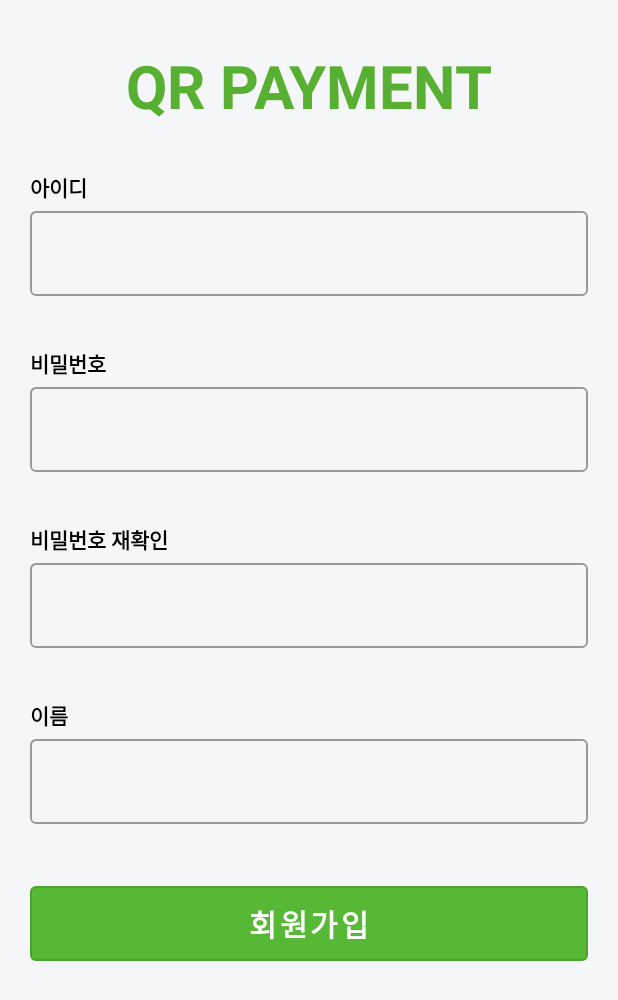
After one commit to qr-payment/offline_qr_payment, an Android app: the fragment SignupFragment placed in its activity, on a phone screen of 412 x 824 dp. The commit adds this screen. Shown: the top 1000 px of the screen. Run offline under Robolectric (Android 15) with nearby library versions, the phone set to English and light mode, and no system bars; our stand-ins replace data binding.

Commit message:
add : 회원가입 폼 xml

```diff
--- a/src/user_client/app/src/main/java/com/payment/ui/LoginFragment.java
+++ b/src/user_client/app/src/main/java/com/payment/ui/LoginFragment.java
@@ -61,6 +61,12 @@ public class LoginFragment extends Fragment {
             }
             return false;
         });
+
+        //회원가입 버튼
+        binding.signUpButton.setOnClickListener(v -> getFragmentManager().beginTransaction()
+                .replace(R.id.main_container_view, new SignupFragment())
+                .addToBackStack(null)
+                .commit());
     }
 
     @Override
--- /dev/null
+++ b/src/user_client/app/src/main/java/com/payment/ui/SignupFragment.java
@@ -0,0 +1,78 @@
+package com.payment.ui;
+
+
+import android.os.Bundle;
+import android.text.Editable;
+import android.util.Log;
+import android.view.LayoutInflater;
+import android.view.View;
+import android.view.ViewGroup;
+
+import androidx.annotation.NonNull;
+import androidx.annotation.Nullable;
+import androidx.databinding.DataBindingUtil;
+import androidx.fragment.app.Fragment;
+
+import com.google.android.material.snackbar.Snackbar;
+import com.payment.R;
+import com.payment.databinding.FragmentSignupBinding;
+
+public class SignupFragment extends Fragment {
+
+
+    public SignupFragment() {
+        // Required empty public constructor
+    }
+
+    @Override
+    public void onCreate(Bundle savedInstanceState) {
+        super.onCreate(savedInstanceState);
+    }
+
+    @Override
+    public View onCreateView(LayoutInflater inflater, ViewGroup container,
+                             Bundle savedInstanceState) {
+        // Inflate the layout for this fragment
+        return inflater.inflate(R.layout.fragment_signup, container, false);
+    }
+
+    @Override
+    public void onViewCreated(@NonNull View view, @Nullable Bundle savedInstanceState) {
+        super.onViewCreated(view, savedInstanceState);
+        FragmentSignupBinding binding = DataBindingUtil.bind(view);
+        binding.setLifecycleOwner(requireActivity());
+
+        binding.signUpButton.setOnClickListener(new View.OnClickListener() {
+            @Override
+            public void onClick(View v) {
+                Snackbar.make(view,"회원가입 Button Click Test", Snackbar.LENGTH_LONG).show();
+                if (!isSignUpValid(binding.idEditText.getText())){
+                    binding.idTextInput.setError("필수정보입니다.");
+                }else{
+                    binding.idTextInput.setError(null);
+                }
+                if (!isSignUpValid(binding.passwordEditText.getText())){
+                    binding.passwordTextInput.setError("필수정보입니다.");
+                }else{
+                    binding.passwordTextInput.setError(null);
+                }
+                if (!isSignUpValid(binding.passwordCheckEditText.getText())){
+                    binding.passwordCheckTextInput.setError("필수정보입니다");
+                }else{
+                    binding.passwordCheckTextInput.setError(null);
+                }
+                if (!isSignUpValid(binding.nameEditText.getText())){
+                    binding.nameTextInput.setError("필수정보입니다.");
+                }else{
+                    binding.nameTextInput.setError(null);
+                }
+
+            }
+        });
+    }
+
+
+    private boolean isSignUpValid(@Nullable Editable text) {
+        return text != null && text.length() > 0;
+    }
+}
--- a/src/user_client/app/src/main/res/layout/fragment_login.xml
+++ b/src/user_client/app/src/main/res/layout/fragment_login.xml
@@ -2,7 +2,7 @@
 <layout xmlns:android="http://schemas.android.com/apk/res/android"
     xmlns:app="http://schemas.android.com/apk/res-auto">
 
-    <LinearLayout
+    <FrameLayout
         android:layout_width="match_parent"
         android:layout_height="match_parent"
         android:background="@color/loginPageBackgroundColor"
@@ -95,7 +95,7 @@
                         android:text="@string/qr_button_findPassword" />
 
                     <com.google.android.material.button.MaterialButton
-                        android:id="@+id/sign_in_button"
+                        android:id="@+id/sign_up_button"
                         style="@style/Widget.QR.Button.TextButton"
                         android:layout_width="wrap_content"
                         android:layout_height="wrap_content"
@@ -104,6 +104,6 @@
                 </LinearLayout>
             </LinearLayout>
         </LinearLayout>
-    </LinearLayout>
+    </FrameLayout>
 
 </layout>
--- /dev/null
+++ b/src/user_client/app/src/main/res/layout/fragment_signup.xml
@@ -0,0 +1,187 @@
+<?xml version="1.0" encoding="utf-8"?>
+<layout xmlns:android="http://schemas.android.com/apk/res/android"
+    xmlns:app="http://schemas.android.com/apk/res-auto"
+    xmlns:tools="http://schemas.android.com/tools">
+
+    <LinearLayout
+        android:layout_width="match_parent"
+        android:layout_height="match_parent"
+        android:background="@color/loginPageBackgroundColor"
+        android:orientation="vertical"
+        tools:context=".ui.SignupFragment">
+
+        <LinearLayout
+            android:layout_width="match_parent"
+            android:layout_height="wrap_content"
+            android:clipChildren="false"
+            android:clipToPadding="false"
+            android:orientation="vertical">
+
+            <TextView
+                android:layout_width="wrap_content"
+                android:layout_height="wrap_content"
+                android:layout_gravity="center_horizontal"
+                android:layout_marginTop="30dp"
+                android:layout_marginBottom="30dp"
+                android:text="@string/qr_app_name"
+                android:textAllCaps="true"
+                android:textColor="#58B033"
+                android:textSize="40sp"
+                android:textStyle="bold" />
+        </LinearLayout>
+
+
+        <LinearLayout
+            android:layout_width="match_parent"
+            android:layout_height="wrap_content"
+            android:orientation="vertical">
+
+            <TextView
+                android:layout_width="wrap_content"
+                android:layout_height="wrap_content"
+                android:layout_marginLeft="20dp"
+                android:layout_marginRight="20dp"
+                android:layout_marginBottom="5dp"
+                android:text="@string/qr_hint_username"
+                android:textColor="#000000"
+                android:textSize="14sp"
+                android:textStyle="bold" />
+
+            <com.google.android.material.textfield.TextInputLayout
+                android:id="@+id/id_text_input"
+                style="@style/Widget.QR.TextInputLayout"
+                android:layout_width="match_parent"
+                android:layout_height="wrap_content"
+                android:orientation="vertical"
+                android:layout_marginLeft="20dp"
+                android:layout_marginRight="20dp"
+                app:errorEnabled="true"
+                app:hintEnabled="false">
+
+                <com.google.android.material.textfield.TextInputEditText
+                    android:id="@+id/id_edit_text"
+                    android:layout_width="match_parent"
+                    android:layout_height="wrap_content"
+                    android:layout_marginBottom="5dp"
+                    android:inputType="text"
+                    android:maxLines="1" />
+            </com.google.android.material.textfield.TextInputLayout>
+        </LinearLayout>
+
+        <LinearLayout
+            android:layout_width="match_parent"
+            android:layout_height="wrap_content"
+            android:orientation="vertical">
+
+            <TextView
+                android:layout_width="wrap_content"
+                android:layout_height="wrap_content"
+                android:layout_marginLeft="20dp"
+                android:layout_marginRight="20dp"
+                android:layout_marginBottom="5dp"
+                android:text="@string/qr_hint_password"
+                android:textColor="#000000"
+                android:textSize="14sp"
+                android:textStyle="bold" />
+
+            <com.google.android.material.textfield.TextInputLayout
+                android:id="@+id/password_text_input"
+                style="@style/Widget.QR.TextInputLayout"
+                android:layout_width="match_parent"
+                android:layout_height="wrap_content"
+                android:layout_marginLeft="20dp"
+                android:layout_marginRight="20dp"
+                app:errorEnabled="true"
+                app:hintEnabled="false">
+
+                <com.google.android.material.textfield.TextInputEditText
+                    android:id="@+id/password_edit_text"
+                    android:layout_width="match_parent"
+                    android:layout_height="wrap_content"
+                    android:layout_marginBottom="5dp"
+                    android:inputType="textPassword" />
+            </com.google.android.material.textfield.TextInputLayout>
+        </LinearLayout>
+
+        <LinearLayout
+            android:layout_width="match_parent"
+            android:layout_height="wrap_content"
+            android:orientation="vertical">
+
+            <TextView
+                android:layout_width="wrap_content"
+                android:layout_height="wrap_content"
+                android:layout_marginLeft="20dp"
+                android:layout_marginRight="20dp"
+                android:layout_marginBottom="5dp"
+                android:text="@string/qr_hint_password_check"
+                android:textColor="#000000"
+                android:textSize="14sp"
+                android:textStyle="bold" />
+
+            <com.google.android.material.textfield.TextInputLayout
+                android:id="@+id/password_check_text_input"
+                style="@style/Widget.QR.TextInputLayout"
+                android:layout_width="match_parent"
+                android:layout_height="wrap_content"
+                android:layout_marginLeft="20dp"
+                android:layout_marginRight="20dp"
+                app:errorEnabled="true"
+                app:hintEnabled="false">
+
+                <com.google.android.material.textfield.TextInputEditText
+                    android:id="@+id/password_check_edit_text"
+                    android:layout_width="match_parent"
+                    android:layout_height="wrap_content"
+                    android:layout_marginBottom="5dp"
+                    android:inputType="textPassword" />
+            </com.google.android.material.textfield.TextInputLayout>
+        </LinearLayout>
+
+        <LinearLayout
+            android:layout_width="match_parent"
+            android:layout_height="wrap_content"
+            android:orientation="vertical">
+
+            <TextView
+                android:layout_width="wrap_content"
+                android:layout_height="wrap_content"
+                android:layout_marginLeft="20dp"
+                android:layout_marginRight="20dp"
+                android:layout_marginBottom="5dp"
+                android:text="@string/qr_hint_name"
+                android:textColor="#000000"
+                android:textSize="14sp"
+                android:textStyle="bold" />
+
+            <com.google.android.material.textfield.TextInputLayout
+                android:id="@+id/name_text_input"
+                style="@style/Widget.QR.TextInputLayout"
+                android:layout_width="match_parent"
+                android:layout_height="wrap_content"
+                android:layout_marginLeft="20dp"
+                android:layout_marginRight="20dp"
+                app:errorEnabled="false"
+                app:hintEnabled="false">
+
+                <com.google.android.material.textfield.TextInputEditText
+                    android:id="@+id/name_edit_text"
+                    android:layout_width="match_parent"
+                    android:layout_height="wrap_content"
+                    android:layout_marginBottom="5dp"
+                    android:inputType="text" />
+            </com.google.android.material.textfield.TextInputLayout>
+        </LinearLayout>
+
+        <com.google.android.material.button.MaterialButton
+            android:id="@+id/sign_up_button"
+            style="@style/Widget.QR.Button2"
+            android:layout_width="match_parent"
+            android:layout_height="62dp"
+            android:layout_gravity="center_vertical"
+            android:layout_marginLeft="20dp"
+            android:layout_marginTop="22dp"
+            android:layout_marginRight="20dp"
+            android:text="@string/qr_button_signup" />
+    </LinearLayout>
+</layout>
--- a/src/user_client/app/src/main/res/values/strings.xml
+++ b/src/user_client/app/src/main/res/values/strings.xml
@@ -14,4 +14,10 @@
     <string name="id_not_correct_error">These ID do not match</string>
 
     <string name="test_call_url">http://testurl.com</string>
+
+    <!-- TODO: Remove or change this placeholder text -->
+    <string name="hello_blank_fragment">Hello blank fragment</string>
+    <string name="qr_hint_name">이름</string>
+    <string name="qr_button_signup">회원가입</string>
+    <string name="qr_hint_password_check">비밀번호 재확인</string>
 </resources>
```
